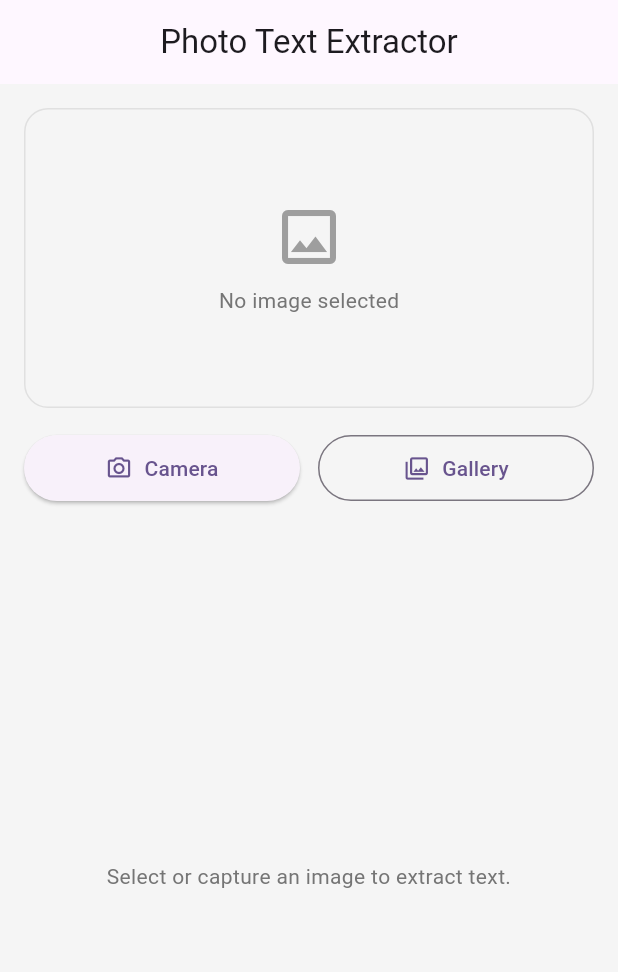
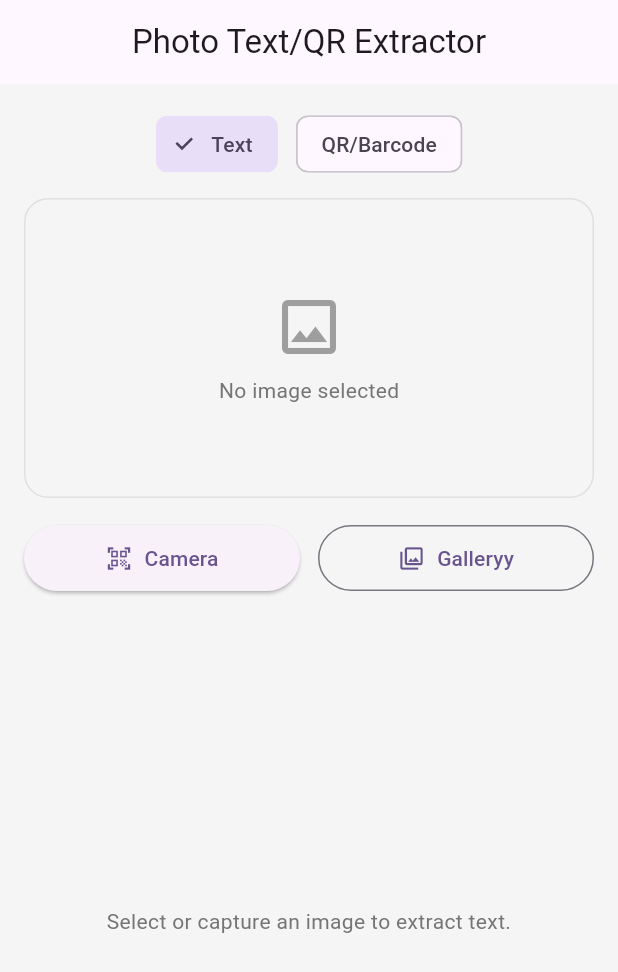
Before and after one commit to SanskarPatidar747/TextExtraction, a Flutter app: the screen it shows after launch, on a phone screen of 412 x 824 dp. Shown: the top 972 px of the screen. Run offline on Flutter 3.47's test engine with Material 3 defaults, Android fonts, the phone set to English and light mode, and no system bars; our stand-ins replace get, image_picker; missing offline and left inert: google_mlkit_barcode_scanning, google_mlkit_text_recognition.

Commit message:
Update text extractor logic and config changes

```diff
--- a/lib/controllers/text_extractor_controller.dart
+++ b/lib/controllers/text_extractor_controller.dart
@@ -3,14 +3,33 @@ import 'dart:io';
 import 'package:flutter/foundation.dart';
 import 'package:get/get.dart';
 import 'package:image_picker/image_picker.dart';
+
 import 'package:google_mlkit_text_recognition/google_mlkit_text_recognition.dart';
+import 'package:google_mlkit_barcode_scanning/google_mlkit_barcode_scanning.dart';
 
 import '../models/extracted_text_model.dart';
+
+enum ExtractionMode { text, qr }
 
 class TextExtractorController extends GetxController {
   final ImagePicker _picker = ImagePicker();
   final TextRecognizer _textRecognizer =
       TextRecognizer(script: TextRecognitionScript.latin);
+    final BarcodeScanner _barcodeScanner = BarcodeScanner(
+  formats: [
+    BarcodeFormat.aztec,
+    BarcodeFormat.code128,
+    BarcodeFormat.code39,
+    BarcodeFormat.code93,
+    BarcodeFormat.codabar,
+    BarcodeFormat.dataMatrix,
+    BarcodeFormat.ean13,
+    BarcodeFormat.ean8,
+    BarcodeFormat.itf,
+    BarcodeFormat.pdf417,
+    BarcodeFormat.qrCode,
+  ],
+);
 
   // Observables (state)
   final RxBool isLoading = false.obs;
@@ -18,11 +37,38 @@ class TextExtractorController extends GetxController {
   final RxString errorMessage = ''.obs;
   final Rx<File?> selectedImage = Rx<File?>(null);
   final RxBool isSupported = (!kIsWeb).obs; // ML Kit not supported on web here
+  final Rx<ExtractionMode> extractionMode = ExtractionMode.text.obs;
 
   @override
   void onClose() {
     _textRecognizer.close();
+    _barcodeScanner.close();
     super.onClose();
+  }
+
+  void setExtractionMode(ExtractionMode mode) {
+    extractionMode.value = mode;
+    clear();
+  }
+
+  Future<void> scanFromCamera() async {
+    if (!isSupported.value) {
+      errorMessage.value = 'This feature is not supported on web.';
+      return;
+    }
+    _resetResult();
+    try {
+      final XFile? photo =
+          await _picker.pickImage(source: ImageSource.camera, imageQuality: 80);
+      if (photo == null) {
+        errorMessage.value = 'No image selected.';
+        return;
+      }
+      selectedImage.value = File(photo.path);
+      await _processImage(photo.path, mode: extractionMode.value);
+    } catch (e) {
+      errorMessage.value = 'Failed to pick image: $e';
+    }
   }
 
   Future<void> pickImageFromCamera() async {
@@ -43,7 +89,7 @@ class TextExtractorController extends GetxController {
       }
 
       selectedImage.value = File(photo.path);
-      await _processImage(photo.path);
+      await _processImage(photo.path, mode: extractionMode.value);
     } catch (e) {
       errorMessage.value = 'Failed to pick image: $e';
     }
@@ -58,8 +104,8 @@ class TextExtractorController extends GetxController {
     _resetResult();
 
     try {
-      final XFile? image =
-          await _picker.pickImage(source: ImageSource.gallery, imageQuality: 80);
+      final XFile? image = await _picker.pickImage(
+          source: ImageSource.gallery, imageQuality: 80);
 
       if (image == null) {
         errorMessage.value = 'No image selected.';
@@ -67,31 +113,46 @@ class TextExtractorController extends GetxController {
       }
 
       selectedImage.value = File(image.path);
-      await _processImage(image.path);
+      await _processImage(image.path, mode: extractionMode.value);
     } catch (e) {
       errorMessage.value = 'Failed to pick image: $e';
     }
   }
 
-  Future<void> _processImage(String path) async {
+  Future<void> _processImage(String path, {ExtractionMode? mode}) async {
     isLoading.value = true;
     extracted.value = null;
-
     try {
       final inputImage = InputImage.fromFilePath(path);
-      final RecognizedText recognizedText =
-          await _textRecognizer.processImage(inputImage);
-
-      final model =
-          ExtractedTextModel(text: recognizedText.text.trim());
-
-      if (!model.hasText) {
-        errorMessage.value = 'No text found in the image.';
+      if ((mode ?? extractionMode.value) == ExtractionMode.qr) {
+        final List<Barcode> barcodes =
+            await _barcodeScanner.processImage(inputImage);
+        if (barcodes.isEmpty) {
+          errorMessage.value = 'No QR/Barcode found in the image.';
+        } else {
+          // For demo, show all barcode values joined
+          final text = barcodes
+              .map((b) => b.displayValue ?? b.rawValue ?? '')
+              .where((s) => s.isNotEmpty)
+              .join('\n');
+          if (text.isEmpty) {
+            errorMessage.value = 'No readable QR/Barcode data.';
+          } else {
+            extracted.value = ExtractedTextModel(text: text);
+          }
+        }
       } else {
-        extracted.value = model;
+        final RecognizedText recognizedText =
+            await _textRecognizer.processImage(inputImage);
+        final model = ExtractedTextModel(text: recognizedText.text.trim());
+        if (!model.hasText) {
+          errorMessage.value = 'No text found in the image.';
+        } else {
+          extracted.value = model;
+        }
       }
     } catch (e) {
-      errorMessage.value = 'Error while extracting text: $e';
+      errorMessage.value = 'Error while extracting: $e';
     } finally {
       isLoading.value = false;
     }
--- a/lib/views/text_extractor_page.dart
+++ b/lib/views/text_extractor_page.dart
@@ -16,7 +16,7 @@ class TextExtractorPage extends StatelessWidget {
 
     return Scaffold(
       appBar: AppBar(
-        title: const Text('Photo Text Extractor'),
+        title: const Text('Photo Text/QR Extractor'),
       ),
       body: kIsWeb
           ? _buildNotSupported()
@@ -24,6 +24,8 @@ class TextExtractorPage extends StatelessWidget {
               padding: const EdgeInsets.all(16),
               child: Column(
                 children: [
+                  _buildModeSelector(controller),
+                  const SizedBox(height: 12),
                   _buildImagePreview(controller),
                   const SizedBox(height: 16),
                   _buildButtons(controller),
@@ -35,6 +37,28 @@ class TextExtractorPage extends StatelessWidget {
               ),
             ),
     );
+  }
+
+  Widget _buildModeSelector(TextExtractorController controller) {
+    return Obx(() {
+      return Row(
+        mainAxisAlignment: MainAxisAlignment.center,
+        children: [
+          ChoiceChip(
+            label: const Text('Text'),
+            selected: controller.extractionMode.value == ExtractionMode.text,
+            onSelected: (v) =>
+                controller.setExtractionMode(ExtractionMode.text),
+          ),
+          const SizedBox(width: 12),
+          ChoiceChip(
+            label: const Text('QR/Barcode'),
+            selected: controller.extractionMode.value == ExtractionMode.qr,
+            onSelected: (v) => controller.setExtractionMode(ExtractionMode.qr),
+          ),
+        ],
+      );
+    });
   }
 
   Widget _buildNotSupported() {
@@ -90,9 +114,12 @@ class TextExtractorPage extends StatelessWidget {
       children: [
         Expanded(
           child: ElevatedButton.icon(
-            onPressed: controller.pickImageFromCamera,
-            icon: const Icon(Icons.camera_alt_outlined),
-            label: const Text('Camera'),
+            onPressed: controller.scanFromCamera,
+            icon: const Icon(Icons.qr_code_scanner),
+            label: Obx(() => Text(
+                controller.extractionMode.value == ExtractionMode.qr
+                    ? 'Scan QR'
+                    : 'Camera')),
             style: ElevatedButton.styleFrom(
               padding: const EdgeInsets.symmetric(vertical: 12),
             ),
@@ -103,7 +130,7 @@ class TextExtractorPage extends StatelessWidget {
           child: OutlinedButton.icon(
             onPressed: controller.pickImageFromGallery,
             icon: const Icon(Icons.photo_library_outlined),
-            label: const Text('Gallery'),
+            label: const Text('Galleryy'),
             style: OutlinedButton.styleFrom(
               padding: const EdgeInsets.symmetric(vertical: 12),
             ),
--- a/pubspec.yaml
+++ b/pubspec.yaml
@@ -17,7 +17,10 @@ dependencies:
   image_picker: ^1.1.2
 
   # OCR / Text Recognition
-  google_mlkit_text_recognition: ^0.13.0
+  google_mlkit_text_recognition: ^0.14.0
+
+  # ML Kit Barcode Scanning (for QR code)
+  google_mlkit_barcode_scanning: ^0.13.0
 
   # State management & routing
   get: ^4.6.6
```
Also changed, not shown: lib/models/extracted_text_model.dart (line endings or trailing spaces), pubspec.lock, 2 other files.
